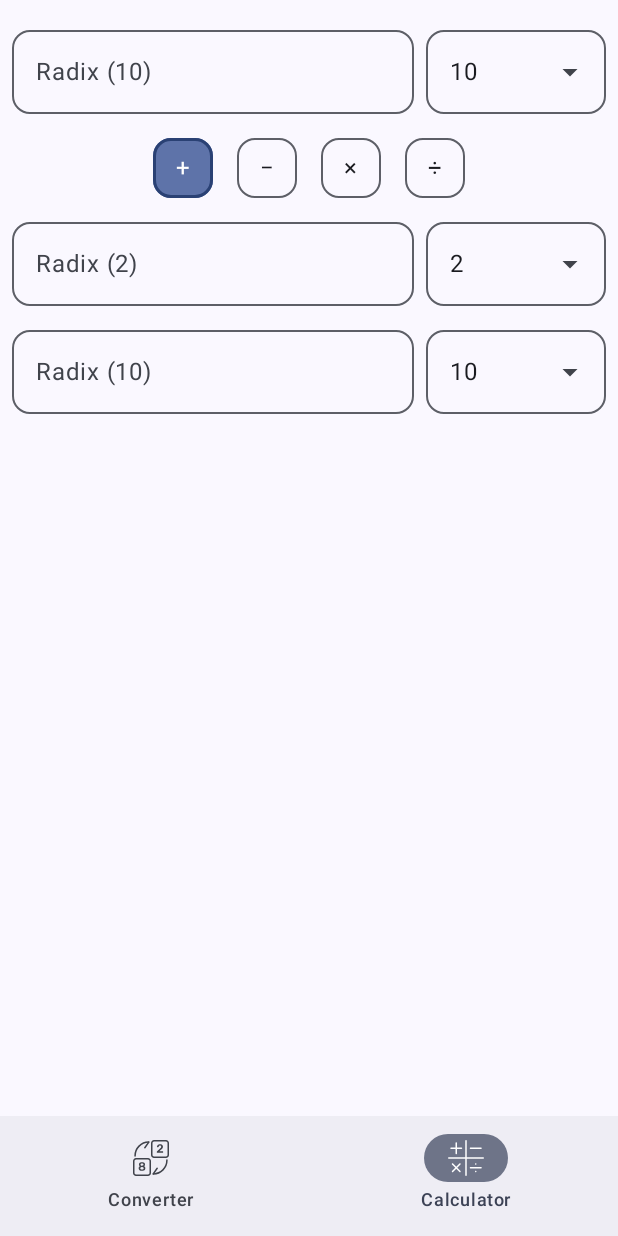
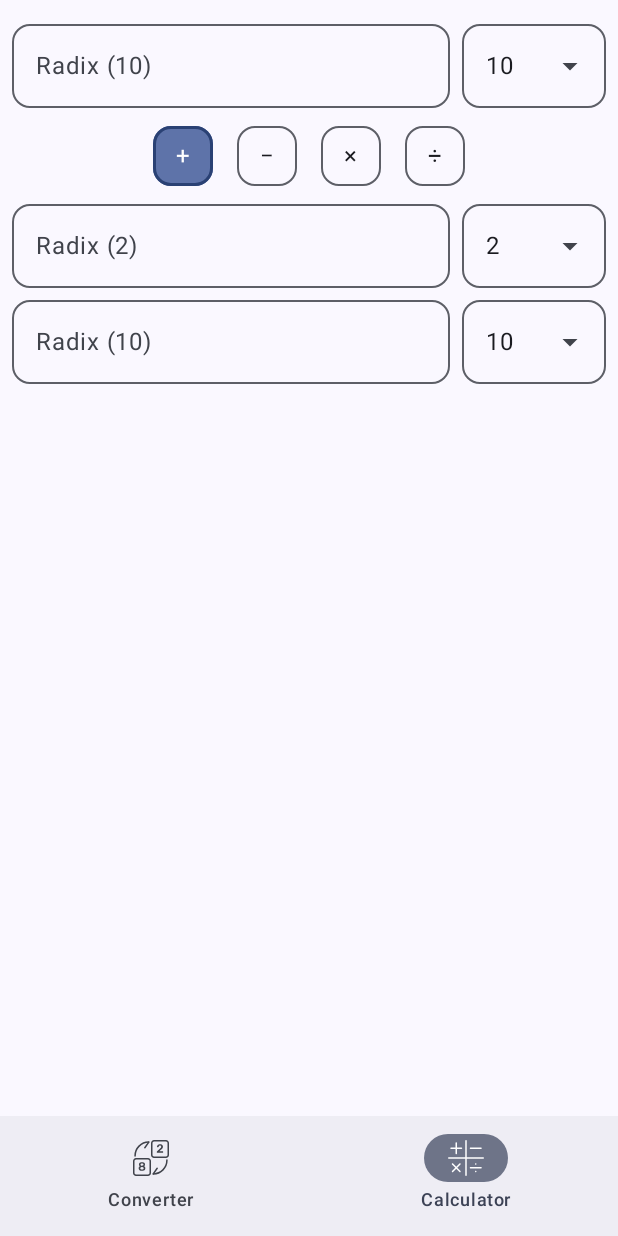
Before and after one commit to jedi1150/number-systems, an Android app built with Jetpack Compose: the CalculatorScreen screen opened through its navigation route, on a phone screen of 412 x 824 dp. Run offline under Robolectric (Android 15) with nearby library versions, the phone set to English and light mode, and no system bars; our stand-ins replace AdMob, accompanist; libraries missing offline, so code that uses them is left out: com.google.android.gms; 1 statement that could not run was skipped.

Commit message:
ConstraintLayout replaced with Column/Row

```diff
--- a/app/build.gradle
+++ b/app/build.gradle
@@ -69,7 +69,6 @@ dependencies {
     implementation "androidx.compose.ui:ui-tooling:$compose_version"
     implementation "androidx.compose.material:material:$compose_version"
     implementation "androidx.compose.material3:material3:$compose_material3_version"
-    implementation "androidx.constraintlayout:constraintlayout-compose:$constraintlayout_compose_version"
     implementation "androidx.navigation:navigation-compose:$navigation_compose_version"
     implementation "androidx.datastore:datastore-preferences:$datastore_preferences_version"
 
--- a/app/src/main/java/ru/sandello/binaryconverter/ui/calculator/CalculatorScreen.kt
+++ b/app/src/main/java/ru/sandello/binaryconverter/ui/calculator/CalculatorScreen.kt
@@ -19,9 +19,6 @@ import androidx.compose.ui.text.input.KeyboardCapitalization
 import androidx.compose.ui.text.input.KeyboardType
 import androidx.compose.ui.tooling.preview.Preview
 import androidx.compose.ui.unit.dp
-import androidx.constraintlayout.compose.ConstraintLayout
-import androidx.constraintlayout.compose.Dimension
-import androidx.constraintlayout.compose.atMost
 import ru.sandello.binaryconverter.R
 import ru.sandello.binaryconverter.model.NumberSystem
 import ru.sandello.binaryconverter.ui.OperandVisualTransformation
@@ -43,13 +40,10 @@ fun CalculatorScreen(viewModel: CalculatorViewModel, mainPadding: PaddingValues)
         ),
     ) {
         item {
-            ConstraintLayout(
-                modifier = Modifier
-                    .fillMaxWidth()
-                    .padding(vertical = 4.dp)
+            Row(
+                modifier = Modifier.fillMaxWidth(),
+                horizontalArrangement = Arrangement.spacedBy(8.dp)
             ) {
-                val (textField, exposedDropdown) = createRefs()
-
                 OutlinedTextField(
                     value = viewModel.numberSystemCustom1.value.value,
                     onValueChange = { textFieldValue ->
@@ -58,12 +52,7 @@ fun CalculatorScreen(viewModel: CalculatorViewModel, mainPadding: PaddingValues)
                             from = NumberSystem(value = textFieldValue, radix = viewModel.numberSystemCustom1.value.radix),
                         )
                     },
-                    modifier = Modifier
-                        .constrainAs(textField) {
-                            start.linkTo(parent.start)
-                            end.linkTo(exposedDropdown.start, margin = 4.dp)
-                            width = Dimension.fillToConstraints
-                        },
+                    modifier = Modifier.weight(1f),
                     label = { Text(stringResource(R.string.radix, viewModel.numberSystemCustom1.value.radix.value)) },
                     isError = viewModel.numberSystem1error.value,
                     visualTransformation = OperandVisualTransformation(viewModel.numberSystemCustom1.value.radix),
@@ -86,11 +75,7 @@ fun CalculatorScreen(viewModel: CalculatorViewModel, mainPadding: PaddingValues)
                     },
                     radix = viewModel.numberSystemCustom1.value.radix,
                     radixes = viewModel.radixes,
-                    modifier = Modifier.constrainAs(exposedDropdown) {
-                        start.linkTo(textField.end, margin = 4.dp)
-                        end.linkTo(parent.end)
-                        width = Dimension.preferredWrapContent.atMost(120.dp)
-                    },
+                    modifier = Modifier.width(96.dp),
                     isCompact = false,
                     trailingIcon = {
                         ExposedDropdownMenuDefaults.TrailingIcon(
@@ -132,13 +117,10 @@ fun CalculatorScreen(viewModel: CalculatorViewModel, mainPadding: PaddingValues)
             }
         }
         item {
-            ConstraintLayout(
-                modifier = Modifier
-                    .fillMaxWidth()
-                    .padding(vertical = 4.dp)
+            Row(
+                modifier = Modifier.fillMaxWidth(),
+                horizontalArrangement = Arrangement.spacedBy(8.dp)
             ) {
-                val (textField, exposedDropdown) = createRefs()
-
                 OutlinedTextField(
                     value = viewModel.numberSystemCustom2.value.value,
                     onValueChange = { textFieldValue ->
@@ -147,12 +129,7 @@ fun CalculatorScreen(viewModel: CalculatorViewModel, mainPadding: PaddingValues)
                             from = NumberSystem(value = textFieldValue, radix = viewModel.numberSystemCustom2.value.radix),
                         )
                     },
-                    modifier = Modifier
-                        .constrainAs(textField) {
-                            start.linkTo(parent.start)
-                            end.linkTo(exposedDropdown.start, margin = 4.dp)
-                            width = Dimension.fillToConstraints
-                        },
+                    modifier = Modifier.weight(1f),
                     label = { Text(stringResource(R.string.radix, viewModel.numberSystemCustom2.value.radix.value)) },
                     isError = viewModel.numberSystem2error.value,
                     visualTransformation = OperandVisualTransformation(viewModel.numberSystemCustom2.value.radix),
@@ -175,11 +152,7 @@ fun CalculatorScreen(viewModel: CalculatorViewModel, mainPadding: PaddingValues)
                     },
                     radix = viewModel.numberSystemCustom2.value.radix,
                     radixes = viewModel.radixes,
-                    modifier = Modifier.constrainAs(exposedDropdown) {
-                        start.linkTo(textField.end, margin = 4.dp)
-                        end.linkTo(parent.end)
-                        width = Dimension.preferredWrapContent.atMost(120.dp)
-                    },
+                    modifier = Modifier.width(96.dp),
                     isCompact = false,
                     trailingIcon = {
                         ExposedDropdownMenuDefaults.TrailingIcon(
@@ -191,22 +164,14 @@ fun CalculatorScreen(viewModel: CalculatorViewModel, mainPadding: PaddingValues)
             }
         }
         item {
-            ConstraintLayout(
-                modifier = Modifier
-                    .fillMaxWidth()
-                    .padding(vertical = 4.dp)
+            Row(
+                modifier = Modifier.fillMaxWidth(),
+                horizontalArrangement = Arrangement.spacedBy(8.dp)
             ) {
-                val (textField, exposedDropdown) = createRefs()
-
                 OutlinedTextField(
                     value = viewModel.numberSystemResult.value.value,
                     onValueChange = { },
-                    modifier = Modifier
-                        .constrainAs(textField) {
-                            start.linkTo(parent.start)
-                            end.linkTo(exposedDropdown.start, margin = 4.dp)
-                            width = Dimension.fillToConstraints
-                        },
+                    modifier = Modifier.weight(1f),
                     readOnly = true,
                     label = { Text(stringResource(R.string.radix, viewModel.numberSystemResult.value.radix.value)) },
                     visualTransformation = OperandVisualTransformation(viewModel.numberSystemResult.value.radix),
@@ -224,11 +189,7 @@ fun CalculatorScreen(viewModel: CalculatorViewModel, mainPadding: PaddingValues)
                     },
                     radix = viewModel.numberSystemResult.value.radix,
                     radixes = viewModel.radixes,
-                    modifier = Modifier.constrainAs(exposedDropdown) {
-                        start.linkTo(textField.end, margin = 4.dp)
-                        end.linkTo(parent.end)
-                        width = Dimension.preferredWrapContent.atMost(120.dp)
-                    },
+                    modifier = Modifier.width(96.dp),
                     isCompact = false,
                     trailingIcon = {
                         ExposedDropdownMenuDefaults.TrailingIcon(
--- a/app/src/main/java/ru/sandello/binaryconverter/ui/converter/ConverterScreen.kt
+++ b/app/src/main/java/ru/sandello/binaryconverter/ui/converter/ConverterScreen.kt
@@ -13,9 +13,6 @@ import androidx.compose.ui.text.input.KeyboardCapitalization
 import androidx.compose.ui.text.input.KeyboardType
 import androidx.compose.ui.tooling.preview.Preview
 import androidx.compose.ui.unit.dp
-import androidx.constraintlayout.compose.ConstraintLayout
-import androidx.constraintlayout.compose.Dimension
-import androidx.constraintlayout.compose.atMost
 import ru.sandello.binaryconverter.R
 import ru.sandello.binaryconverter.model.NumberSystem
 import ru.sandello.binaryconverter.ui.OperandVisualTransformation
@@ -91,22 +88,14 @@ fun ConverterScreen(viewModel: ConverterViewModel, mainPadding: PaddingValues) {
             )
         }
         item {
-            ConstraintLayout(
-                modifier = Modifier
-                    .fillMaxWidth()
-                    .padding(vertical = 4.dp)
+            Row(
+                modifier = Modifier.fillMaxWidth(),
+                horizontalArrangement = Arrangement.spacedBy(8.dp)
             ) {
-                val (textField, exposedDropdown) = createRefs()
-
                 OutlinedTextField(
                     value = viewModel.numberSystemCustom.value.value,
                     onValueChange = { textFieldValue -> viewModel.convertFrom(NumberSystem(value = textFieldValue, radix = viewModel.numberSystemCustom.value.radix)) },
-                    modifier = Modifier
-                        .constrainAs(textField) {
-                            start.linkTo(parent.start)
-                            end.linkTo(exposedDropdown.start, margin = 4.dp)
-                            width = Dimension.fillToConstraints
-                        },
+                    modifier = Modifier.weight(1f),
                     label = { Text(stringResource(R.string.radix, viewModel.numberSystemCustom.value.radix.value)) },
                     isError = viewModel.numberSystemCustomError.value,
                     visualTransformation = OperandVisualTransformation(viewModel.numberSystemCustom.value.radix),
@@ -124,11 +113,7 @@ fun ConverterScreen(viewModel: ConverterViewModel, mainPadding: PaddingValues) {
                     },
                     radix = viewModel.numberSystemCustom.value.radix,
                     radixes = viewModel.radixes,
-                    modifier = Modifier.constrainAs(exposedDropdown) {
-                        start.linkTo(textField.end, margin = 4.dp)
-                        end.linkTo(parent.end)
-                        width = Dimension.preferredWrapContent.atMost(120.dp)
-                    },
+                    modifier = Modifier.width(96.dp),
                     isCompact = false,
                     trailingIcon = {
                         ExposedDropdownMenuDefaults.TrailingIcon(
--- a/app/src/main/java/ru/sandello/binaryconverter/ui/main/MainScreen.kt
+++ b/app/src/main/java/ru/sandello/binaryconverter/ui/main/MainScreen.kt
@@ -24,7 +24,6 @@ import androidx.compose.ui.res.painterResource
 import androidx.compose.ui.res.stringResource
 import androidx.compose.ui.tooling.preview.Preview
 import androidx.compose.ui.unit.dp
-import androidx.constraintlayout.compose.ConstraintLayout
 import androidx.lifecycle.viewmodel.compose.viewModel
 import androidx.navigation.NavDestination.Companion.hierarchy
 import androidx.navigation.NavGraph.Companion.findStartDestination
@@ -165,6 +164,7 @@ fun MainScreenContent(
     Box(
         modifier = Modifier
             .fillMaxSize()
+            .padding(16.dp)
             .displayCutoutPadding()
             .padding(
                 bottom = maxOf(
@@ -190,16 +190,12 @@ fun MainScreenContent(
                 }
             }
         }
-
-        ConstraintLayout {
-            val (clearFab, explanationFab) = createRefs()
-
+        Column(
+            verticalArrangement = Arrangement.spacedBy(16.dp),
+            horizontalAlignment = Alignment.End,
+        ) {
             AnimatedVisibility(
                 visible = fabVisible,
-                modifier = Modifier.constrainAs(clearFab) {
-                    end.linkTo(parent.end, margin = 16.dp)
-                    bottom.linkTo(explanationFab.top, margin = 16.dp, goneMargin = 16.dp)
-                },
                 enter = scaleIn(),
                 exit = scaleOut(),
             ) {
@@ -220,10 +216,6 @@ fun MainScreenContent(
 
             AnimatedVisibility(
                 visible = fabVisible,
-                modifier = Modifier.constrainAs(explanationFab) {
-                    end.linkTo(parent.end, margin = 16.dp)
-                    bottom.linkTo(parent.bottom, margin = 16.dp)
-                },
                 enter = scaleIn(),
                 exit = scaleOut(),
             ) {
--- a/build.gradle
+++ b/build.gradle
@@ -8,7 +8,6 @@ buildscript {
         compose_compiler_version = '1.3.0'
         compose_material3_version = '1.0.0-beta02'
         navigation_compose_version = '2.5.2'
-        constraintlayout_compose_version = '1.0.1'
         datastore_preferences_version = '1.0.0'
         accompanist_version = '0.26.2-beta'
         firebase_bom_version = '30.0.1'
```
